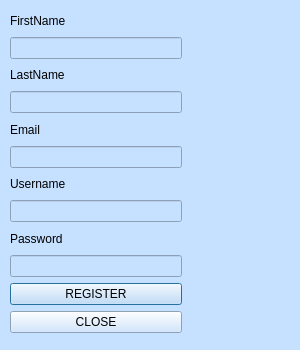
Qt form 3_Solution/TestConexiune/QClient/RegisterForm.ui (Aleexuta/POO-Proiect-NOrg) before a commit.
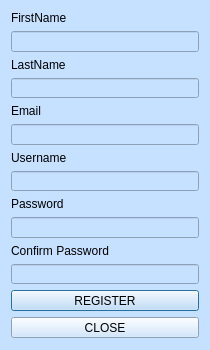
The same form after that commit.

What changed in the file:
```diff
--- a/3_Solution/TestConexiune/QClient/RegisterForm.ui
+++ b/3_Solution/TestConexiune/QClient/RegisterForm.ui
@@ -6,20 +6,20 @@
    <rect>
     <x>0</x>
     <y>0</y>
-    <width>300</width>
+    <width>210</width>
     <height>350</height>
    </rect>
   </property>
   <property name="minimumSize">
    <size>
-    <width>300</width>
-    <height>350</height>
+    <width>200</width>
+    <height>300</height>
    </size>
   </property>
   <property name="maximumSize">
    <size>
     <width>300</width>
-    <height>400</height>
+    <height>500</height>
    </size>
   </property>
   <property name="windowTitle">
@@ -28,16 +28,9 @@
   <property name="styleSheet">
    <string notr="true">background-color: rgb(198, 224, 255);</string>
   </property>
-  <widget class="QWidget" name="layoutWidget">
-   <property name="geometry">
-    <rect>
-     <x>10</x>
-     <y>10</y>
-     <width>172</width>
-     <height>323</height>
-    </rect>
-   </property>
-   <layout class="QVBoxLayout" name="verticalLayout">
+  <layout class="QHBoxLayout" name="horizontalLayout">
+   <item>
+    <layout class="QVBoxLayout" name="verticalLayout_2">
     <item>
      <widget class="QLabel" name="NumeLabel">
       <property name="text">
@@ -92,6 +85,20 @@
       </property>
      </widget>
     </item>
+     <item>
+      <widget class="QLabel" name="ConfirmLabel">
+       <property name="text">
+        <string>Confirm Password</string>
+       </property>
+      </widget>
+     </item>
+     <item>
+      <widget class="QLineEdit" name="ConfirmText">
+       <property name="echoMode">
+        <enum>QLineEdit::Password</enum>
+       </property>
+      </widget>
+     </item>
     <item>
      <widget class="QPushButton" name="RegisterButton">
       <property name="text">
@@ -107,7 +114,8 @@
      </widget>
     </item>
    </layout>
-  </widget>
+   </item>
+  </layout>
  </widget>
  <resources/>
  <connections/>
```
Lines whose indentation alone changed are shown as unchanged.
